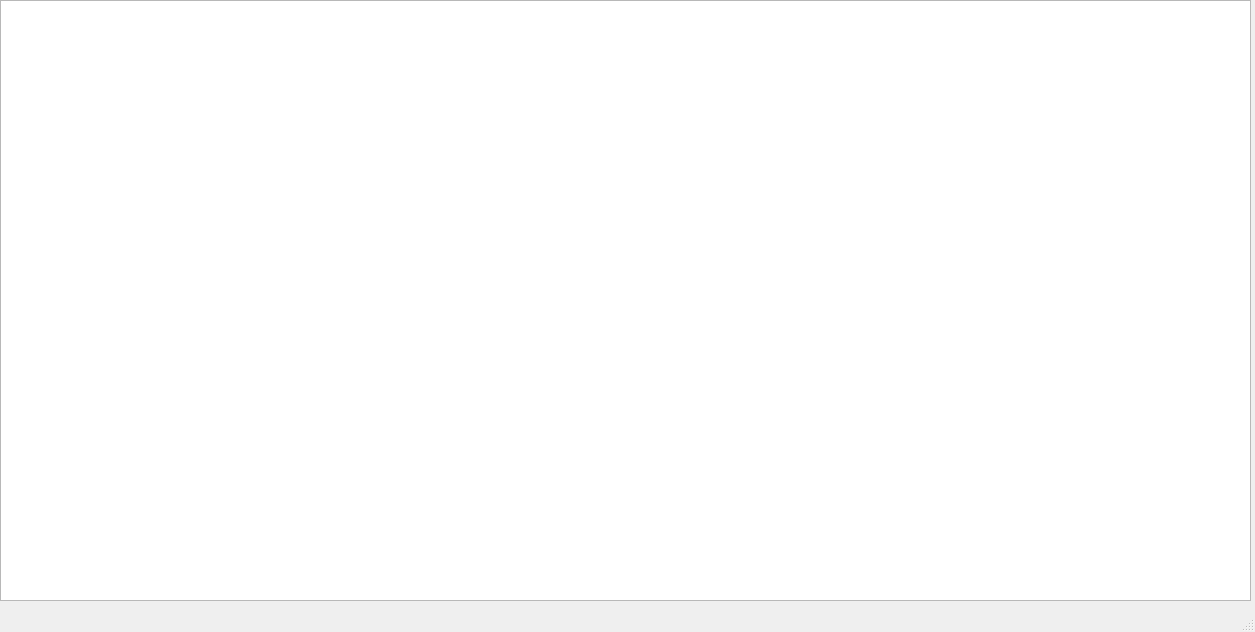
Qt form mainwindow.ui (comp1ler1/Process-hacker) before a commit.
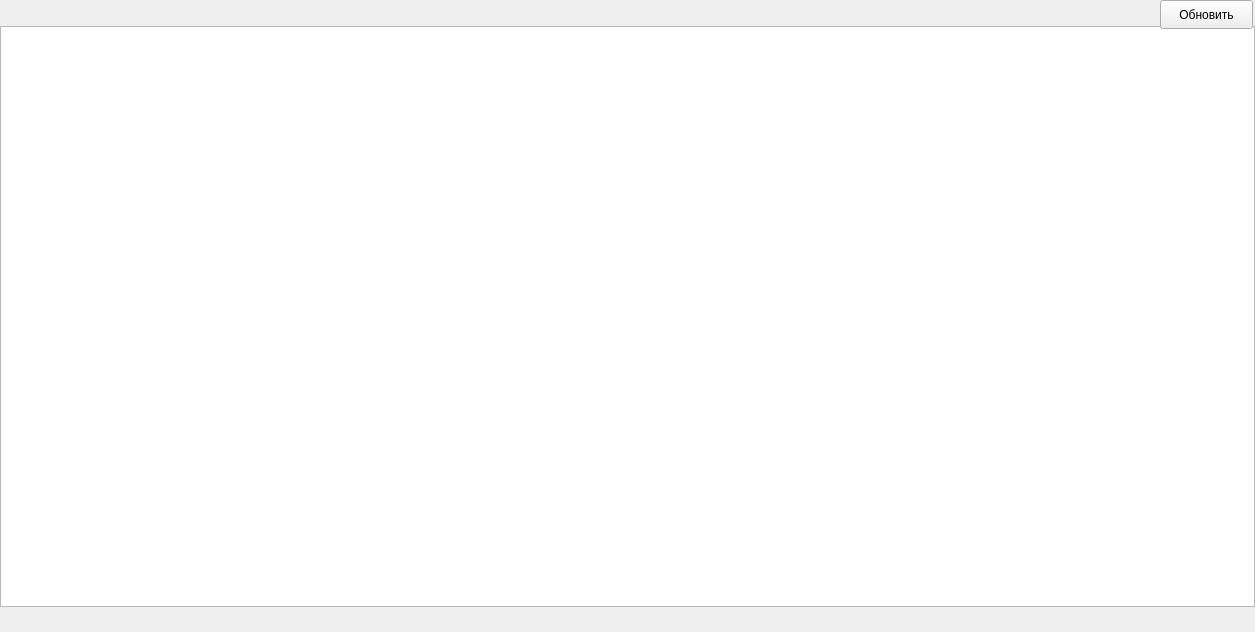
The same form after that commit.

Commit message: The approach to searching for process names has been changed, the search and display of process information has been accelerated. Added an Update button to update the status of processes in the system.

The edit to the form file:
```diff
--- a/mainwindow.ui
+++ b/mainwindow.ui
@@ -2,6 +2,9 @@
 <ui version="4.0">
  <class>MainWindow</class>
  <widget class="QMainWindow" name="MainWindow">
+  <property name="enabled">
+   <bool>true</bool>
+  </property>
   <property name="geometry">
    <rect>
     <x>0</x>
@@ -30,15 +33,28 @@
     <property name="geometry">
      <rect>
       <x>0</x>
-      <y>0</y>
-      <width>1251</width>
-      <height>601</height>
+      <y>26</y>
+      <width>1255</width>
+      <height>581</height>
      </rect>
     </property>
     <property name="lineWidth">
      <number>3</number>
     </property>
    </widget>
+   <widget class="QPushButton" name="pushButton">
+    <property name="geometry">
+     <rect>
+      <x>1160</x>
+      <y>0</y>
+      <width>93</width>
+      <height>29</height>
+     </rect>
+    </property>
+    <property name="text">
+     <string>Обновить</string>
+    </property>
+   </widget>
   </widget>
   <widget class="QMenuBar" name="menubar">
    <property name="geometry">
@@ -50,7 +66,6 @@
     </rect>
    </property>
   </widget>
-  <widget class="QStatusBar" name="statusbar"/>
  </widget>
  <resources/>
  <connections/>
```
Left out of the diff: 3 changed lines with no effect on the pictures. The commit also changes 4 other files.
